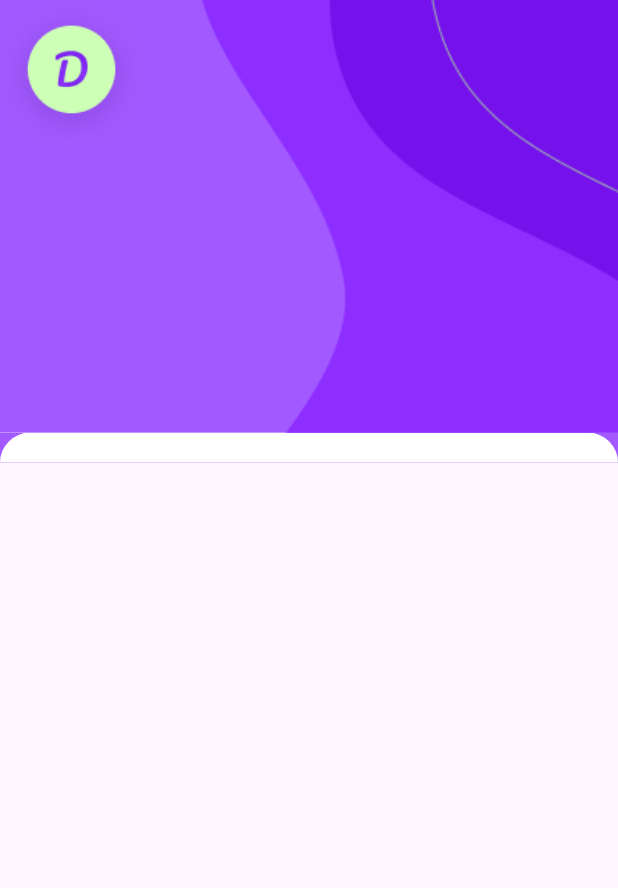
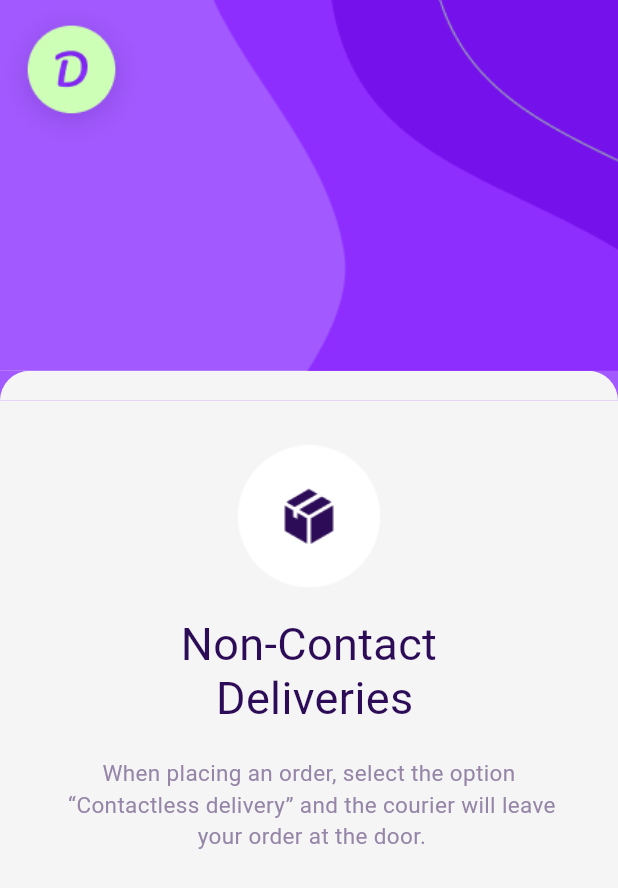
Before and after one commit to zhanchipovaap/usualDeliverShop, a Flutter app: the screen it shows after launch, on a phone screen of 412 x 824 dp. Shown: the top 888 px of the screen. Run offline on Flutter 3.47's test engine with Material 2 defaults, Android fonts, the phone set to English and light mode, and no system bars; Roboto replaces fonts that are missing (SFproDisplayBold, SFproRegular).

Commit message:
added box logo and text

```diff
--- a/justScreens/lib/main.dart
+++ b/justScreens/lib/main.dart
@@ -10,9 +10,11 @@ class MyApp extends StatelessWidget {
   @override
   Widget build(BuildContext context) {
     const primaryColor = Color(0xffa259ff);
+    const splashColor = Color(0xffF6F5F5);
     return MaterialApp(
       theme: ThemeData(
         primaryColor: primaryColor,
+        splashColor: splashColor,
         colorScheme: ColorScheme.fromSeed(seedColor: primaryColor),
         useMaterial3: true,
       ),
--- a/justScreens/lib/sceens/splash_screen.dart
+++ b/justScreens/lib/sceens/splash_screen.dart
@@ -15,11 +15,51 @@ class _SplashScreenState extends State<SplashScreen> {
     final theme = Theme.of(context);
     return Scaffold(
       body: NestedScrollView(
-        body: const Column(),
+        body: Container(
+          decoration: BoxDecoration(
+            color: theme.splashColor,
+          ),
+          child: Column(
+            children: [
+              SizedBox(height: MediaQuery.of(context).size.height * 0.036),
+              Container(
+                height: MediaQuery.of(context).size.height * 0.115,
+                decoration: const BoxDecoration(
+                  image: DecorationImage(
+                    image: AssetImage('assets/images/BOX.png'),
+                    fit: BoxFit.contain,
+                  ),
+                ),
+              ),
+              SizedBox(height: MediaQuery.of(context).size.height * 0.025),
+              const Text(
+                "Non-Contact\n Deliveries",
+                textAlign: TextAlign.center,
+                style: TextStyle(
+                  height: 1.2,
+                  color: Color(0xff2D0C57),
+                  fontFamily: 'SFproDisplayBold',
+                  fontSize: 30,
+                ),
+              ),
+              SizedBox(height: MediaQuery.of(context).size.height * 0.025),
+              const Text(
+                "When placing an order, select the option\n “Contactless delivery” and the courier will leave\n your order at the door.",
+                textAlign: TextAlign.center,
+                style: TextStyle(
+                  color: Color(0xff9586A8),
+                  fontFamily: 'SFproRegular',
+                  fontSize: 15,
+                ),
+              ),
+
+            ],
+          ),
+        ),
         headerSliverBuilder: (BuildContext context, bool innerBoxIsScrolled) {
           return <Widget>[
             SliverAppBar(
-              expandedHeight: MediaQuery.of(context).size.height * 0.35,
+              expandedHeight: MediaQuery.of(context).size.height * 0.30,
               leading: Container(
                 decoration: BoxDecoration(
                   color: theme.primaryColor,
@@ -28,10 +68,9 @@ class _SplashScreenState extends State<SplashScreen> {
                     fit: BoxFit.cover,
                   ),
                 ),
-                child: const Column(),
               ),
               toolbarHeight: 100,
-              leadingWidth:100,
+              leadingWidth: 100,
               floating: true,
               pinned: false,
               snap: true,
@@ -57,7 +96,7 @@ class _SplashScreenState extends State<SplashScreen> {
                     Container(
                       height: 20,
                       decoration: const BoxDecoration(
-                        color: Colors.white,
+                        color: Color(0xffF6F5F5), //F6F5F5
                         borderRadius: BorderRadius.only(
                           topLeft: Radius.circular(20.0),
                           topRight: Radius.circular(20.0),
```
Also changed, not shown: justScreens/pubspec.yaml (+9 -0 lines), justScreens/assets/images/BOX.png (added), 2 other files.
